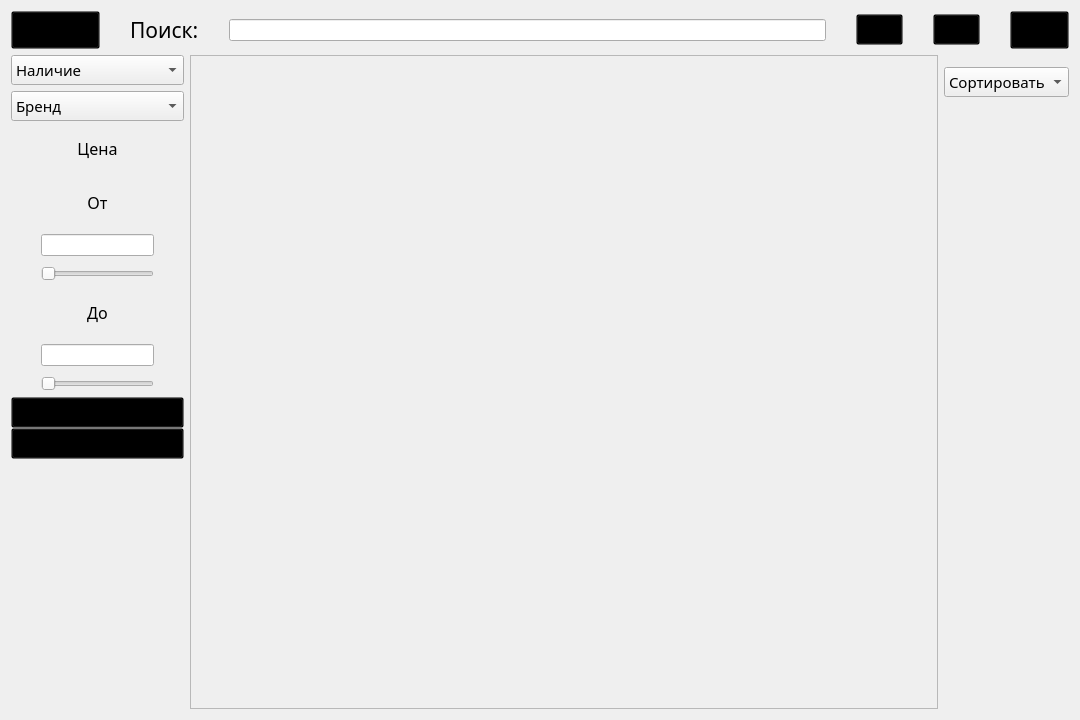
First picture: the form in catalog.ui, repository lirthu/kursach, before the edit.
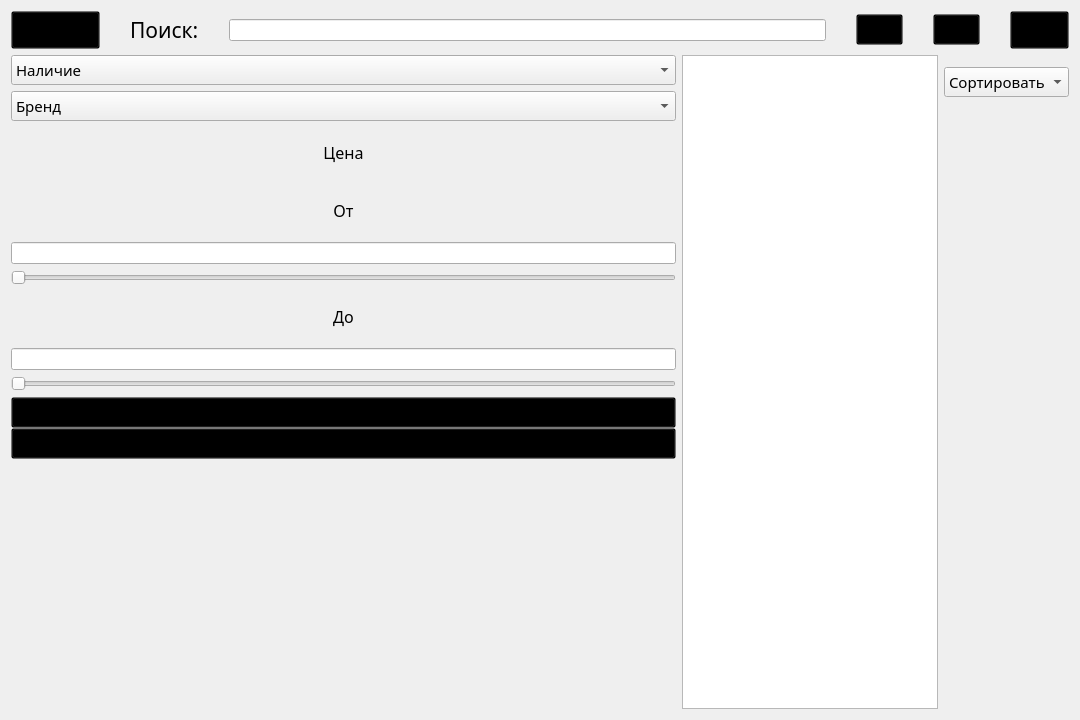
Second picture: the form after the edit. Icons and pictures are not drawn.

What changed in the file:
```diff
--- a/catalog.ui
+++ b/catalog.ui
@@ -154,11 +154,11 @@
     </layout>
    </item>
    <item>
-    <layout class="QHBoxLayout" name="horizontalLayout_2" stretch="1,9,0">
+    <layout class="QHBoxLayout" name="horizontalLayout_2" stretch="1,0,0">
      <item>
-      <layout class="QVBoxLayout" name="verticalLayout_5" stretch="1,5,9">
+      <layout class="QVBoxLayout" name="verticalLayout_5" stretch="1,0,0,0,0,0,0,0,9">
        <property name="bottomMargin">
-        <number>100</number>
+        <number>0</number>
        </property>
        <item>
         <layout class="QVBoxLayout" name="verticalLayout">
@@ -255,17 +255,6 @@
         </layout>
        </item>
        <item>
-        <layout class="QVBoxLayout" name="verticalLayout_2">
-         <property name="spacing">
-          <number>10</number>
-         </property>
-         <property name="leftMargin">
-          <number>30</number>
-         </property>
-         <property name="rightMargin">
-          <number>30</number>
-         </property>
-         <item>
           <widget class="QLabel" name="label_2">
            <property name="font">
             <font>
@@ -303,35 +292,6 @@
            </property>
           </widget>
          </item>
-         <item>
-          <widget class="QLineEdit" name="lineEdit_2"/>
-         </item>
-         <item>
-          <widget class="QSlider" name="horizontalSlider">
-           <property name="orientation">
-            <enum>Qt::Horizontal</enum>
-           </property>
-          </widget>
-         </item>
-         <item>
-          <widget class="QLabel" name="label_4">
-           <property name="font">
-            <font>
-             <family>Segoe Print</family>
-             <pointsize>12</pointsize>
-            </font>
-           </property>
-           <property name="layoutDirection">
-            <enum>Qt::LeftToRight</enum>
-           </property>
-           <property name="text">
-            <string>До</string>
-           </property>
-           <property name="alignment">
-            <set>Qt::AlignCenter</set>
-           </property>
-          </widget>
-         </item>
          <item>
           <widget class="QLineEdit" name="lineEdit_3"/>
          </item>
@@ -342,7 +302,34 @@
            </property>
           </widget>
          </item>
-        </layout>
+       <item>
+        <widget class="QLabel" name="label_4">
+         <property name="font">
+          <font>
+           <family>Segoe Print</family>
+           <pointsize>12</pointsize>
+          </font>
+         </property>
+         <property name="layoutDirection">
+          <enum>Qt::LeftToRight</enum>
+         </property>
+         <property name="text">
+          <string>До</string>
+         </property>
+         <property name="alignment">
+          <set>Qt::AlignCenter</set>
+         </property>
+        </widget>
+       </item>
+       <item>
+        <widget class="QLineEdit" name="lineEdit_2"/>
+       </item>
+       <item>
+        <widget class="QSlider" name="horizontalSlider">
+         <property name="orientation">
+          <enum>Qt::Horizontal</enum>
+         </property>
+        </widget>
        </item>
        <item>
         <layout class="QVBoxLayout" name="verticalLayout_3">
@@ -350,7 +337,7 @@
           <number>0</number>
          </property>
          <property name="bottomMargin">
-          <number>150</number>
+          <number>250</number>
          </property>
          <item>
           <widget class="QPushButton" name="pushButton_5">
@@ -389,20 +376,13 @@
       </layout>
      </item>
      <item>
-      <widget class="QScrollArea" name="scrollArea">
-       <property name="widgetResizable">
-        <bool>true</bool>
+      <widget class="QListWidget" name="listcard">
+       <property name="sizePolicy">
+        <sizepolicy hsizetype="Preferred" vsizetype="Expanding">
+         <horstretch>0</horstretch>
+         <verstretch>0</verstretch>
+        </sizepolicy>
        </property>
-       <widget class="QWidget" name="scrollAreaWidgetContents">
-        <property name="geometry">
-         <rect>
-          <x>0</x>
-          <y>0</y>
-          <width>707</width>
-          <height>634</height>
-         </rect>
-        </property>
-       </widget>
       </widget>
      </item>
      <item>
```
Lines whose indentation alone changed are shown as unchanged.
